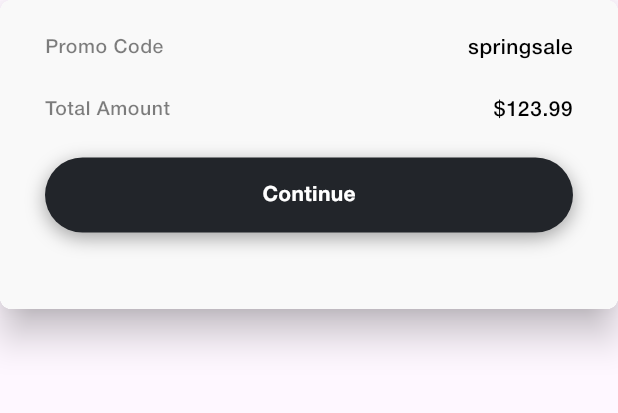
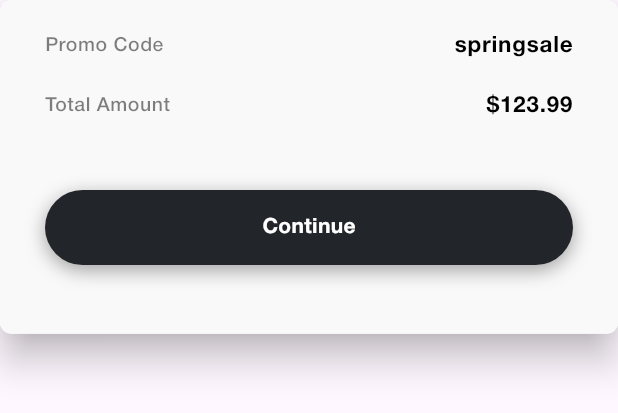
Before and after one commit to stdxpe/ecommerce-project, a Flutter app: the BottomSheetShoppingCart widget shown alone on an empty page, opened directly, on a phone screen of 412 x 824 dp. Shown: the top 413 px of the screen. Run offline on Flutter 3.47's test engine with Material 3 defaults, Android fonts, the phone set to English and light mode, and no system bars; our stand-ins replace carousel_slider, google_fonts; project files that could hold a hidden picture were left out.

Commit message:
shopping cart screen minor adjustments

```diff
--- a/lib/ui/screens/shopping_cart_screen.dart
+++ b/lib/ui/screens/shopping_cart_screen.dart
@@ -35,6 +35,7 @@ class ShoppingCartScreen extends StatelessWidget {
                     cardHeight: 75,
                     bottomText: 'Size: M  |  Color: Grey',
                     cardWidth: size.width,
+                    paddingBottom: 0,
                     optionalBottomWidget: const Positioned.fill(
                       child: Align(
                         alignment: Alignment.bottomRight,
@@ -90,6 +91,7 @@ class ShoppingCartScreen extends StatelessWidget {
                 ],
               ),
             ),
+            // TODO: IF NO ITEM FOUND ON SHOPPING CART, TEXT/ICON HERE
             const BottomSheetShoppingCart(),
           ],
         ),
--- a/lib/ui/widgets/bottom_sheet_shopping_cart.dart
+++ b/lib/ui/widgets/bottom_sheet_shopping_cart.dart
@@ -25,7 +25,7 @@ class BottomSheetShoppingCart extends StatelessWidget {
         ),
       ),
       child: Container(
-        height: size.height * 0.25,
+        height: size.height * 0.27,
         width: size.width,
         color: ColorPalette.kDarkButtonColor,
         child: Padding(
@@ -43,6 +43,7 @@ class BottomSheetShoppingCart extends StatelessWidget {
                 leftSideText: Strings.kStringTotalAmount,
                 rightSideText: '\$123.99',
               ),
+              const SizedBox(height: Constants.kPaddingBetweenElementsMain),
               ButtonMain(
                 paddingHorizontal: 0,
                 paddingVertical: 0,
--- a/lib/ui/widgets/listview_vertical_scroll_product_card_horizontal.dart
+++ b/lib/ui/widgets/listview_vertical_scroll_product_card_horizontal.dart
@@ -15,6 +15,7 @@ class ListviewVerticalScrollProductCardHorizontal extends StatelessWidget {
   final Widget? optionalBottomWidget;
   final double? paddingHorizontalMain;
   final double? paddingBetweenElementsMain;
+  final double? paddingBottom;
   final TextStyle? textStylePrimary;
   final TextStyle? textStyleSecondary;
 
@@ -29,6 +30,7 @@ class ListviewVerticalScrollProductCardHorizontal extends StatelessWidget {
     this.paddingHorizontalMain = Constants.kPaddingHorizontalMain,
     this.paddingBetweenElementsMain =
         Constants.kPaddingWishlistScreenBetweenElements,
+    this.paddingBottom = Constants.kPaddingAppBottom,
     this.textStylePrimary = kWishlistItemsTextStylePrimary,
     this.textStyleSecondary = kWishlistItemsTextStyleSecondary,
     super.key,
@@ -40,7 +42,7 @@ class ListviewVerticalScrollProductCardHorizontal extends StatelessWidget {
       padding: EdgeInsets.only(
         left: paddingHorizontalMain!,
         right: paddingHorizontalMain!,
-        bottom: Constants.kPaddingAppBottom,
+        bottom: paddingBottom!,
       ),
       sliver: SliverList.builder(
         itemCount: productList.length,
--- a/lib/utilities/k_text_styles.dart
+++ b/lib/utilities/k_text_styles.dart
@@ -176,9 +176,9 @@ var kShoppingCartBottomCardTextStylePrimary = TextStyle(
 
 const kShoppingCartBottomCardTextStyleSecondary = TextStyle(
   color: Colors.black,
-  fontSize: 14,
-  fontWeight: FontWeight.w500,
-  letterSpacing: 0.35,
+  fontSize: 15,
+  fontWeight: FontWeight.w600,
+  letterSpacing: 0.5,
   height: 1.3,
 );
 
```
